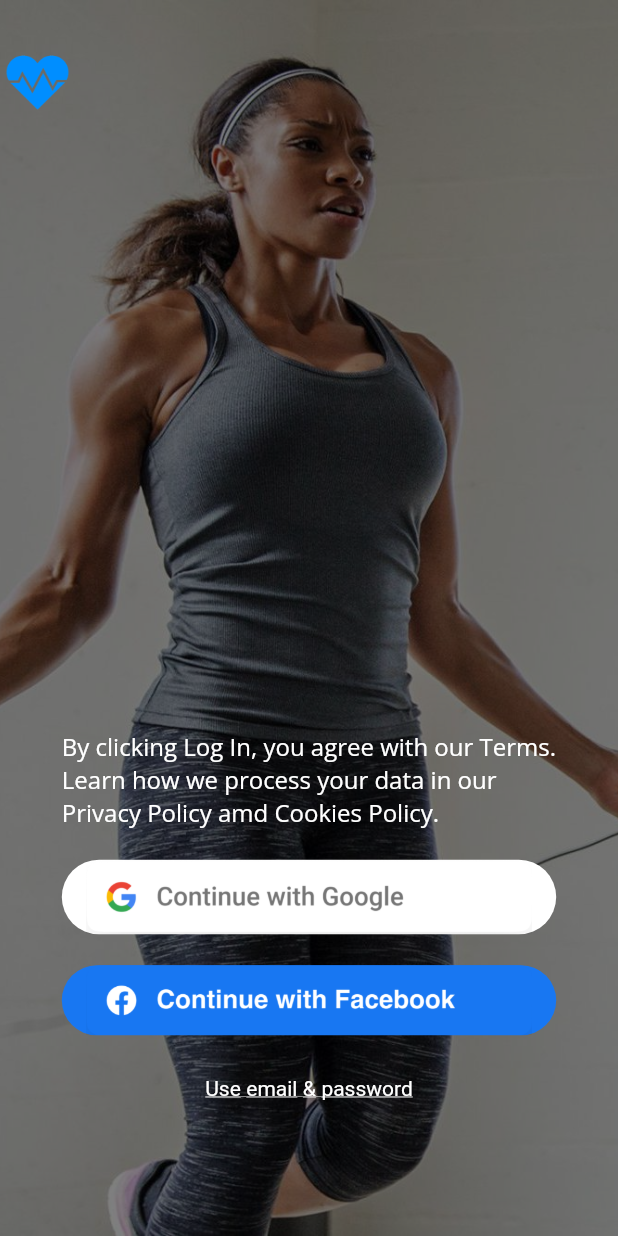
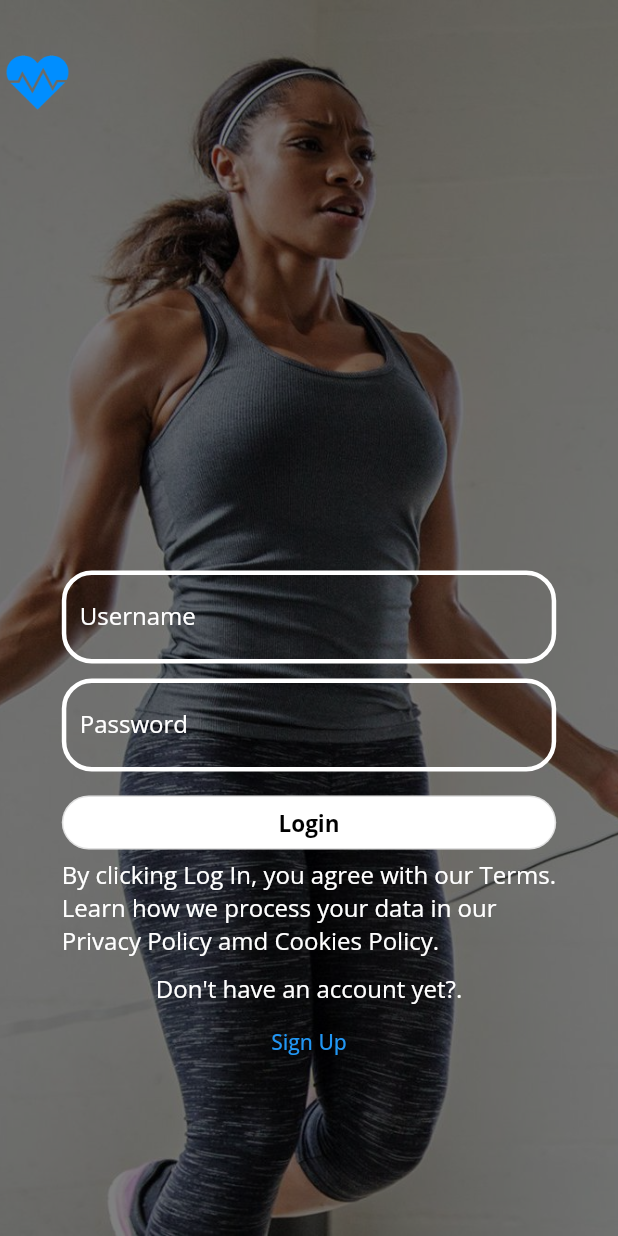
Before and after one commit to AnthonyChew/POI-POI-Team-1, a Flutter app: the screen it shows after launch, on a phone screen of 412 x 824 dp. Run offline on Flutter 3.47's test engine with Material 2 defaults, Android fonts, the light colour scheme and no system bars; our stand-ins replace dot_navigation_bar, google_fonts, rounded_loading_button.

Commit message:
Update login page Added sign up apge

```diff
--- a/poipoi/lib/main.dart
+++ b/poipoi/lib/main.dart
@@ -1,7 +1,6 @@
-
-
 import 'package:flutter/material.dart';
 import 'package:google_fonts/google_fonts.dart';
+import 'package:poipoi/signUp.dart' as signUp;
 
 void main() {
   runApp(const MyApp());
@@ -19,6 +18,10 @@ class MyApp extends StatelessWidget {
         fontFamily: GoogleFonts.openSans().fontFamily
       ),
       home: const MyHomePage(title: 'Flutter Demo Home Page'),
+      routes: <String, WidgetBuilder>{
+        "/signup" : (BuildContext context)=> new signUp.SignUpPage(title:'Sign Up'),
+        //add more routes here
+      },
     );
   }
 }
@@ -41,95 +44,137 @@ class MyHomePage extends StatefulWidget {
   State<MyHomePage> createState() => _MyHomePageState();
 }
 
+bool isEmail = false;
+
 class _MyHomePageState extends State<MyHomePage> {
 
   @override
   Widget build(BuildContext context) {
 
-    return new Scaffold(
-        body: new Stack(
+    void _changed(bool visibility) {
+      setState((){
+          isEmail = visibility;
+      });
+    }
+
+
+    return Scaffold(
+        body: Stack(
           children: <Widget>[
-            new Container(
-              decoration: new BoxDecoration(
-                image: new DecorationImage(
-                  image: new AssetImage("assets/images/main_bg.jpg"),
+             Container(
+              decoration:  BoxDecoration(
+                image:  DecorationImage(
+                  image:  const AssetImage("assets/images/main_bg.jpg"),
                   fit: BoxFit.cover,
-                  colorFilter: new ColorFilter.mode(Colors.black.withOpacity(0.5), BlendMode.darken),
+                  colorFilter:  ColorFilter.mode(Colors.black.withOpacity(0.5), BlendMode.darken),
                   alignment: Alignment(-0.3, 0)),
               ),
             ),
-            new Container(
+             Container(
                 width: 50.00,
                 height: 50.00,
                 margin: EdgeInsets.only(top: 30),
-                decoration: new BoxDecoration(
-                  image: new DecorationImage(
+                decoration:  const BoxDecoration(
+                  image:  DecorationImage(
                     image: ExactAssetImage('assets/images/logo.png'),
                     fit: BoxFit.contain,
                   ),
                 )),
-            new Center(
+             Center(
               child: Column(
+                mainAxisSize: MainAxisSize.max,
                 mainAxisAlignment: MainAxisAlignment.center,
                 crossAxisAlignment: CrossAxisAlignment.center,
               children: [
-                Spacer(flex: 4,),
-                new Expanded(
-                    flex: 4,
+                Spacer(flex: 4),
+                 Expanded(
+                    flex: 8,
                     child: Column(
                         mainAxisAlignment: MainAxisAlignment.center,
                         crossAxisAlignment: CrossAxisAlignment.center,
                         children: [
+                          FractionallySizedBox(
+                        widthFactor: 0.8,
+                        child: Column(children: [
+                          const TextField(style: TextStyle(color: Colors.white),
+                        decoration: InputDecoration(
+                        enabledBorder: OutlineInputBorder(
+                            borderSide: BorderSide(width: 3, color: Colors.white),
+                          borderRadius: BorderRadius.all(Radius.circular(20)),
 
-                    new FractionallySizedBox(
-                        widthFactor: 0.8,
-                        child: Text('By clicking Log In, you agree with our Terms. Learn how we process your data in our Privacy Policy amd Cookies Policy.',
-                            style: TextStyle(color: Colors.white,fontSize: 16) )
+                        ),
+                          labelStyle: TextStyle(
+                            color: Colors.white, //<-- SEE HERE
+                          ),
+                        labelText: 'Username',
+                        )
+                          ),
+                          SizedBox(height: 10),
+                          const TextField(style: TextStyle(color: Colors.white),
+                              obscureText: true,
+                              enableSuggestions: false,
+                              autocorrect: false,
+                              decoration: InputDecoration(
+                                enabledBorder: OutlineInputBorder(
+                                  borderSide: BorderSide(width: 3, color: Colors.white),
+                                  borderRadius: BorderRadius.all(Radius.circular(20)),
+
+                                ),
+                                labelStyle: TextStyle(
+                                  color: Colors.white,
+                                ),
+                                labelText: 'Password',
+                              )
+                          ),
+                          SizedBox(height: 10),
+
+                          FractionallySizedBox(
+                          widthFactor: 1,
+                        child:
+                         OutlinedButton(
+                           onPressed: (){},
+                           style: ButtonStyle(
+                             foregroundColor:  MaterialStateProperty.all(Colors.black),
+                             backgroundColor: MaterialStateProperty.all(Colors.white),
+                             shape: MaterialStateProperty.all(RoundedRectangleBorder(borderRadius: BorderRadius.circular(30.0))),
+                           ),
+                           child: const Text(
+                             "Login" ,
+                             style: TextStyle(
+                             fontSize: 15.0,
+                               fontWeight: FontWeight.bold,
+                           ),),
+                         )
+                          ),
+                      Column(
+                        mainAxisAlignment: MainAxisAlignment.end,
+                        children: [
+                            const Text('By clicking Log In, you agree with our Terms. Learn how we process your data in our Privacy Policy amd Cookies Policy.',
+                              style: TextStyle(color: Colors.white,fontSize: 16),
+                            ),
+                          SizedBox(height: 10),
+                          const Text('Don\'t have an account yet?.',
+                            style: TextStyle(color: Colors.white,fontSize: 16),
+                          ),
+                          TextButton(
+                            onPressed: ()
+                            {
+                              Navigator.pushNamed(
+                                context,
+                                '/signup',
+                              );
+                            },
+                            child: const
+                            Text("Sign Up", style: const TextStyle())
+                          )
+                        ],
+                      )
+
+                        ],
+                        )
+
                     ),
 
-                    new Container(
-                        margin: EdgeInsets.only(top:20),
-                        child : new FractionallySizedBox(
-                          widthFactor: 0.8,
-                          child: ElevatedButton(
-                            style: ElevatedButton.styleFrom(
-                                foregroundColor: Color.fromARGB(255, 157, 157, 157),
-                                backgroundColor: Colors.white,
-                                shape: RoundedRectangleBorder(
-                                  borderRadius: BorderRadius.circular(25),
-                                )
-                            ).copyWith(elevation: ButtonStyleButton.allOrNull(0.0)),
-                            onPressed: (){},
-                            child: Image.asset('assets/images/socialbutton/googlebutton.png' ),
-                          ),
-                        )
-                    ),
-                    new Container(
-                        margin: EdgeInsets.only(top:20),
-                        child : new FractionallySizedBox(
-                          widthFactor: 0.8,
-                          child: ElevatedButton(
-                            style: ElevatedButton.styleFrom(
-                              foregroundColor: Colors.black,
-                              backgroundColor: Color.fromARGB(255, 24,119,242),
-                              shape: RoundedRectangleBorder(
-                                borderRadius: BorderRadius.circular(25),),
-                            ).copyWith(elevation: ButtonStyleButton.allOrNull(0.0)),
-                            onPressed: (){},
-                            child: Image.asset('assets/images/socialbutton/facebookbutton.png' ),
-                          ),
-                        )
-                    ),
-                          new Container(
-                              margin: EdgeInsets.only(top:10),
-                              child : TextButton(onPressed: (){},
-                                style: TextButton.styleFrom(
-                                  foregroundColor: Colors.white,
-                                  textStyle: TextStyle(decoration: TextDecoration.underline,)
-                                ),
-                                        child: Text('Use email & password'),
-                              ),
-                          ),
                   ]
                   ),
                 ),
```
Also changed, not shown: poipoi/lib/signUp.dart (added, +233 -0 lines), poipoi/pubspec.lock (deleted).
